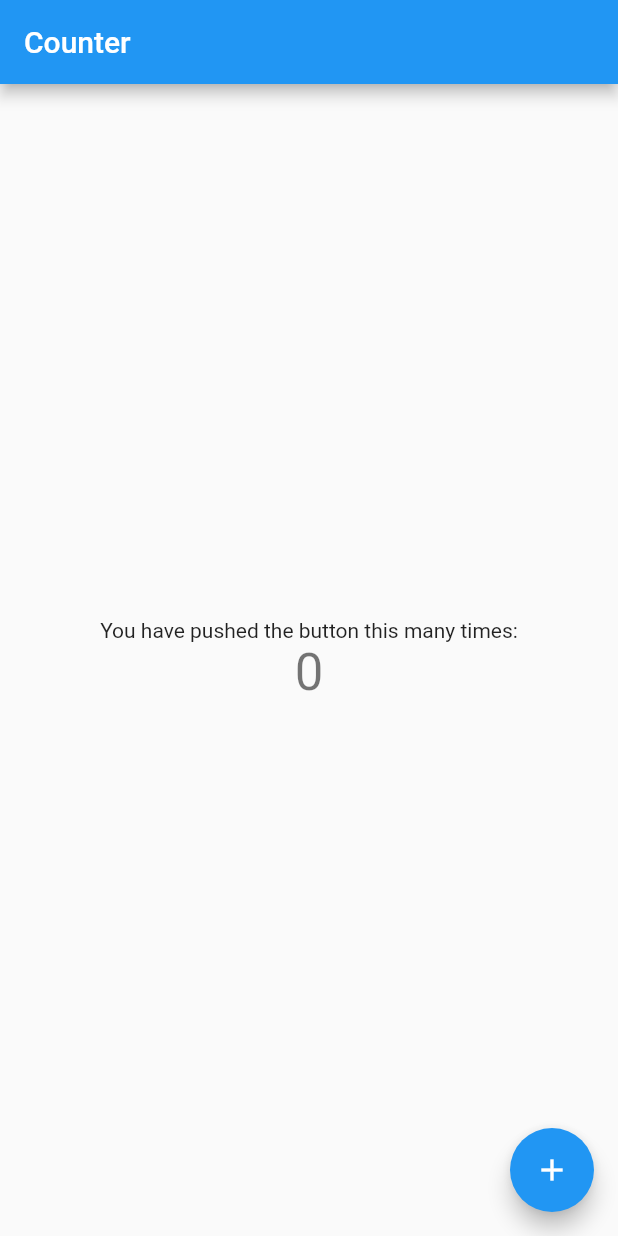
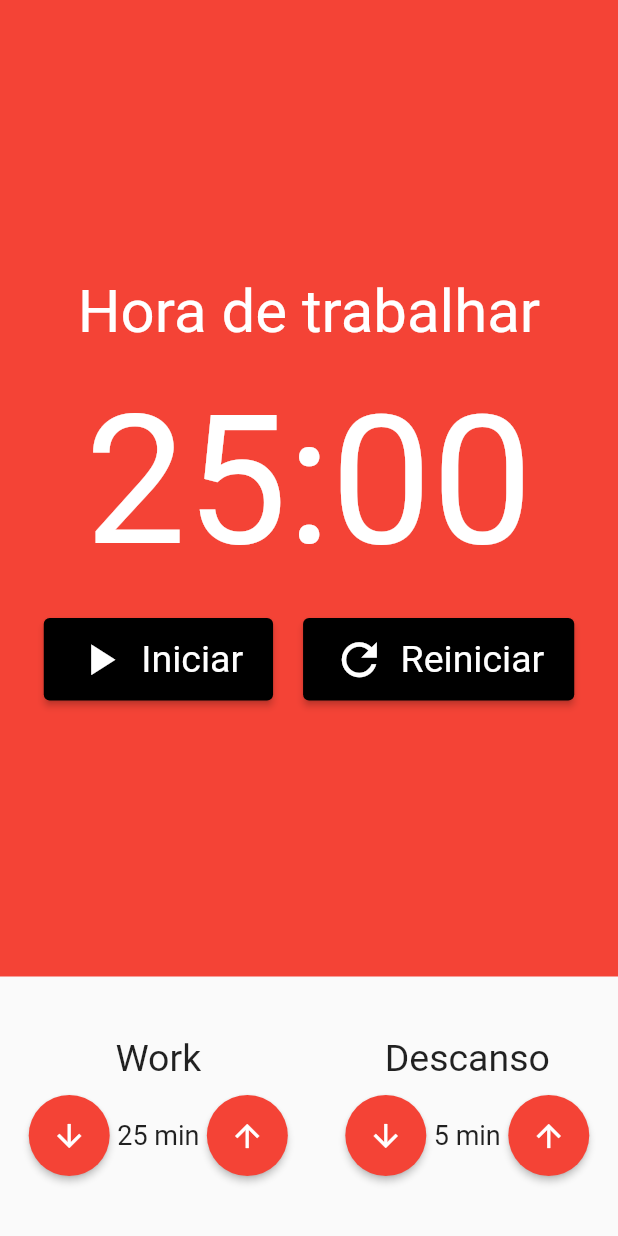
Before and after one commit to visicatto/pomodoro, a Flutter app: the screen it shows after launch, on a phone screen of 412 x 824 dp. Run offline on Flutter 3.47's test engine with Material 2 defaults, Android fonts, the phone set to English and light mode, and no system bars; our stand-ins replace mobx; generated files the repository leaves out were written again.

```diff
--- /dev/null
+++ b/lib/components/cronometro.dart
@@ -0,0 +1,60 @@
+import 'package:flutter/material.dart';
+import 'package:pomodoro/components/cronometro_botao.dart';
+
+class Cronometro extends StatelessWidget {
+  const Cronometro({Key? key}) : super(key: key);
+
+  @override
+  Widget build(BuildContext context) {
+    return Container(
+      color: Colors.red,
+      child: Column(
+        mainAxisAlignment: MainAxisAlignment.center,
+        children: [
+          Text(
+            'Hora de trabalhar',
+            style: TextStyle(
+              fontSize: 40,
+              color: Colors.white,
+            ),
+          ),
+          SizedBox(height: 20),
+          Text(
+            '25:00',
+            style: TextStyle(
+              fontSize: 120,
+              color: Colors.white,
+            ),
+          ),
+          SizedBox(height: 20),
+          Row(
+            mainAxisAlignment: MainAxisAlignment.center,
+            children: [
+              Padding(
+                padding: const EdgeInsets.only(right: 10),
+                child: CronometroBotao(
+                  texto: 'Iniciar',
+                  icone: Icons.play_arrow,
+                ),
+              ),
+              // Padding(
+              //   padding: const EdgeInsets.only(right: 10),
+              //   child: CronometroBotao(
+              //     texto: 'Parar',
+              //     icone: Icons.stop,
+              //   ),
+              // ),
+              Padding(
+                padding: const EdgeInsets.only(left: 10),
+                child: CronometroBotao(
+                  texto: 'Reiniciar',
+                  icone: Icons.refresh,
+                ),
+              ),
+            ],
+          )
+        ],
+      ),
+    );
+  }
+}
--- /dev/null
+++ b/lib/components/cronometro_botao.dart
@@ -0,0 +1,41 @@
+import 'package:flutter/material.dart';
+
+class CronometroBotao extends StatelessWidget {
+  const CronometroBotao({
+    Key? key,
+    required this.texto,
+    required this.icone,
+  }) : super(key: key);
+
+  final String texto;
+  final IconData icone;
+
+  @override
+  Widget build(BuildContext context) {
+    return ElevatedButton(
+      style: ElevatedButton.styleFrom(
+        primary: Colors.black,
+        padding: EdgeInsets.symmetric(
+          horizontal: 20,
+          vertical: 10,
+        ),
+        textStyle: TextStyle(
+          fontSize: 25,
+        ),
+      ),
+      onPressed: () {},
+      child: Row(
+        children: [
+          Padding(
+            padding: const EdgeInsets.only(right: 10.0),
+            child: Icon(
+              icone,
+              size: 35,
+            ),
+          ),
+          Text(texto),
+        ],
+      ),
+    );
+  }
+}
--- /dev/null
+++ b/lib/components/entrada_tempo.dart
@@ -0,0 +1,65 @@
+import 'dart:ui';
+
+import 'package:flutter/material.dart';
+
+class EntradaTempo extends StatelessWidget {
+  const EntradaTempo({
+    Key? key,
+    required this.valor,
+    required this.titulo,
+  }) : super(key: key);
+
+  final String titulo;
+  final int valor;
+
+  @override
+  Widget build(BuildContext context) {
+    return Column(
+      crossAxisAlignment: CrossAxisAlignment.center,
+      children: [
+        Text(
+          titulo,
+          style: TextStyle(
+            fontSize: 25,
+          ),
+        ),
+        SizedBox(height: 10),
+        Row(
+          mainAxisAlignment: MainAxisAlignment.center,
+          children: [
+            ElevatedButton(
+              onPressed: () {},
+              child: Icon(
+                Icons.arrow_downward,
+                color: Colors.white,
+              ),
+              style: ElevatedButton.styleFrom(
+                shape: CircleBorder(),
+                padding: EdgeInsets.all(15),
+                primary: Colors.red,
+              ),
+            ),
+            Text(
+              '${this.valor} min',
+              style: TextStyle(
+                fontSize: 18,
+              ),
+            ),
+            ElevatedButton(
+              onPressed: () {},
+              child: Icon(
+                Icons.arrow_upward,
+                color: Colors.white,
+              ),
+              style: ElevatedButton.styleFrom(
+                shape: CircleBorder(),
+                padding: EdgeInsets.all(15),
+                primary: Colors.red,
+              ),
+            ),
+          ],
+        ),
+      ],
+    );
+  }
+}
--- a/lib/main.dart
+++ b/lib/main.dart
@@ -1,6 +1,5 @@
 import 'package:flutter/material.dart';
-import 'package:flutter_mobx/flutter_mobx.dart';
-import 'package:pomodoro/store/contador.store.dart';
+import 'package:pomodoro/pages/pomodoro.dart';
 
 void main() {
   runApp(const MyApp());
@@ -17,43 +16,47 @@ class MyApp extends StatelessWidget {
       theme: ThemeData(
         primarySwatch: Colors.blue,
       ),
-      home: const HomePage(),
+      home: const Pomodoro(),
     );
   }
 }
 
-final store = ContadorStore();
 
-class HomePage extends StatelessWidget {
-  const HomePage({Key? key}) : super(key: key);
+// import 'package:flutter_mobx/flutter_mobx.dart';
+// import 'package:pomodoro/store/contador.store.dart';
 
-  @override
-  Widget build(BuildContext context) {
-    return Scaffold(
-      appBar: AppBar(
-        title: Text('Counter'),
-      ),
-      body: Center(
-        child: Column(
-          mainAxisAlignment: MainAxisAlignment.center,
-          children: <Widget>[
-            const Text(
-              'You have pushed the button this many times:',
-            ),
-            Observer(
-              builder: (_) => Text(
-                '${store.contador}',
-                style: Theme.of(context).textTheme.headline4,
-              ),
-            ),
-          ],
-        ),
-      ),
-      floatingActionButton: FloatingActionButton(
-        onPressed: store.incrementar,
-        tooltip: 'Increment',
-        child: const Icon(Icons.add),
-      ),
-    );
-  }
-}
+// final store = ContadorStore();
+
+// class HomePage extends StatelessWidget {
+//   const HomePage({Key? key}) : super(key: key);
+
+//   @override
+//   Widget build(BuildContext context) {
+//     return Scaffold(
+//       appBar: AppBar(
+//         title: Text('Counter'),
+//       ),
+//       body: Center(
+//         child: Column(
+//           mainAxisAlignment: MainAxisAlignment.center,
+//           children: <Widget>[
+//             const Text(
+//               'You have pushed the button this many times:',
+//             ),
+//             Observer(
+//               builder: (_) => Text(
+//                 '${store.contador}',
+//                 style: Theme.of(context).textTheme.headline4,
+//               ),
+//             ),
+//           ],
+//         ),
+//       ),
+//       floatingActionButton: FloatingActionButton(
+//         onPressed: store.incrementar,
+//         tooltip: 'Increment',
+//         child: const Icon(Icons.add),
+//       ),
+//     );
+//   }
+// }
--- /dev/null
+++ b/lib/pages/pomodoro.dart
@@ -0,0 +1,37 @@
+import 'package:flutter/material.dart';
+import 'package:pomodoro/components/cronometro.dart';
+import 'package:pomodoro/components/entrada_tempo.dart';
+
+class Pomodoro extends StatelessWidget {
+  const Pomodoro({Key? key}) : super(key: key);
+
+  @override
+  Widget build(BuildContext context) {
+    return Scaffold(
+      body: Column(
+        crossAxisAlignment: CrossAxisAlignment.stretch,
+        children: [
+          Expanded(
+            child: Cronometro(),
+          ),
+          Padding(
+            padding: const EdgeInsets.symmetric(vertical: 40.0),
+            child: Row(
+              mainAxisAlignment: MainAxisAlignment.spaceAround,
+              children: [
+                EntradaTempo(
+                  valor: 25,
+                  titulo: 'Work',
+                ),
+                const EntradaTempo(
+                  valor: 5,
+                  titulo: 'Descanso',
+                ),
+              ],
+            ),
+          ),
+        ],
+      ),
+    );
+  }
+}
```
